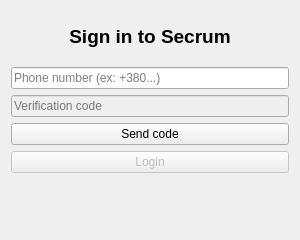
Above: src/ui/LoginWindow.ui from hidden-life/secrum-client before the change. Below: the same form after it.
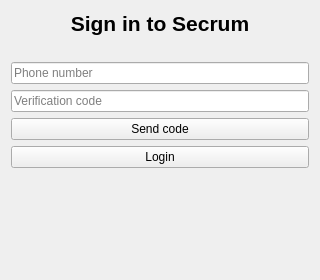
That is the form after the change.

Patch:
```diff
--- a/src/ui/LoginWindow.ui
+++ b/src/ui/LoginWindow.ui
@@ -6,20 +6,22 @@
    <rect>
     <x>0</x>
     <y>0</y>
-    <width>300</width>
-    <height>240</height>
+    <width>320</width>
+    <height>280</height>
    </rect>
   </property>
   <property name="windowTitle">
    <string>Secrum — Login</string>
   </property>
 
-  <layout class="QVBoxLayout">
+  <layout class="QVBoxLayout" name="verticalLayout" stretch="0,0,0,0,1,0,0">
+
+   <!-- Title -->
    <item>
     <widget class="QLabel" name="titleLabel">
      <property name="font">
       <font>
-       <pointsize>14</pointsize>
+       <pointsize>16</pointsize>
        <bold>true</bold>
       </font>
      </property>
@@ -32,25 +34,52 @@
     </widget>
    </item>
 
+   <!-- Error Label -->
+   <item>
+    <widget class="QLabel" name="errorLabel">
+     <property name="minimumHeight">
+      <number>24</number>
+     </property>
+     <property name="maximumHeight">
+      <number>24</number>
+     </property>
+     <property name="text">
+      <string/>
+     </property>
+     <property name="visible">
+      <bool>false</bool>
+     </property>
+     <property name="alignment">
+      <set>Qt::AlignCenter</set>
+     </property>
+     <property name="styleSheet">
+      <string>color: #d9534f;</string>
+     </property>
+     <property name="wordWrap">
+      <bool>true</bool>
+     </property>
+    </widget>
+   </item>
+
+   <!-- Phone -->
    <item>
     <widget class="QLineEdit" name="phoneLineEdit">
      <property name="placeholderText">
-      <string>Phone number (ex: +380...)</string>
+      <string>Phone number</string>
      </property>
     </widget>
    </item>
 
+   <!-- Code -->
    <item>
     <widget class="QLineEdit" name="codeLineEdit">
      <property name="placeholderText">
       <string>Verification code</string>
      </property>
-     <property name="enabled">
-      <bool>false</bool>
-     </property>
     </widget>
    </item>
 
+   <!-- Send Button -->
    <item>
     <widget class="QPushButton" name="sendCodeButton">
      <property name="text">
@@ -59,29 +88,28 @@
     </widget>
    </item>
 
+   <!-- Login Button -->
    <item>
     <widget class="QPushButton" name="loginButton">
      <property name="text">
       <string>Login</string>
      </property>
-     <property name="enabled">
-      <bool>false</bool>
-     </property>
     </widget>
    </item>
 
+   <!-- Spacer -->
    <item>
-    <widget class="QLabel" name="statusLabel">
-     <property name="text">
-      <string/>
+    <spacer name="verticalSpacer">
+     <property name="orientation">
+      <enum>Qt::Vertical</enum>
      </property>
-     <property name="alignment">
-      <set>Qt::AlignCenter</set>
+     <property name="sizeHint">
+      <size>
+       <width>20</width>
+       <height>40</height>
+      </size>
      </property>
-     <property name="styleSheet">
-      <string>color: gray;</string>
-     </property>
-    </widget>
+    </spacer>
    </item>
 
   </layout>
```
